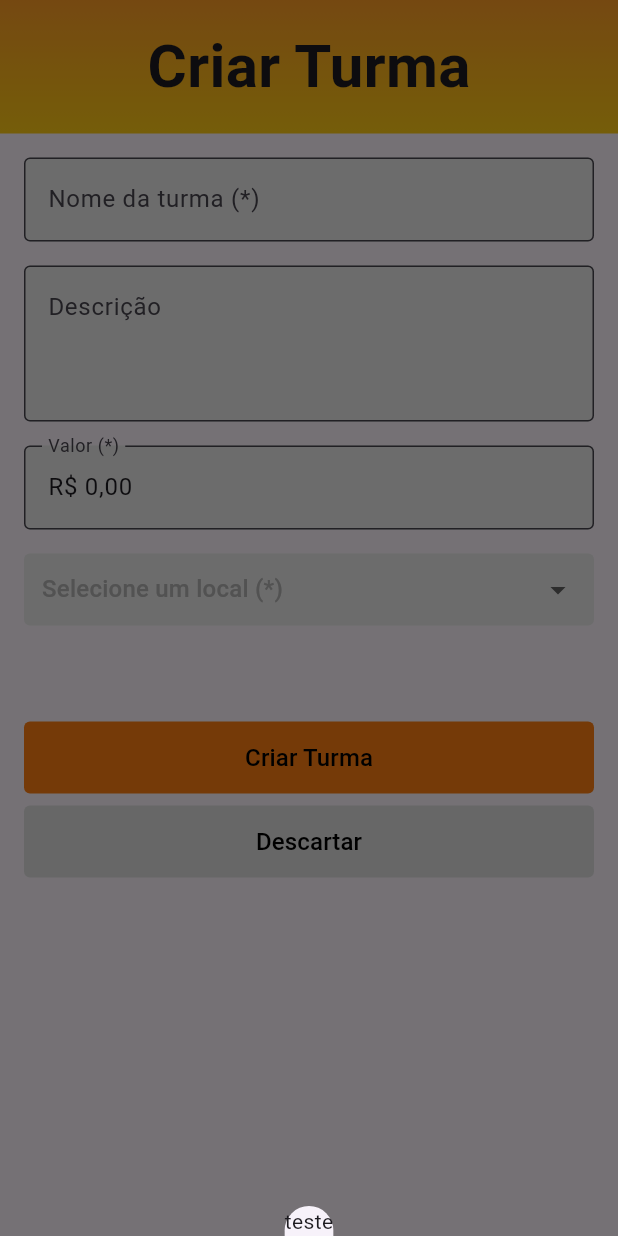
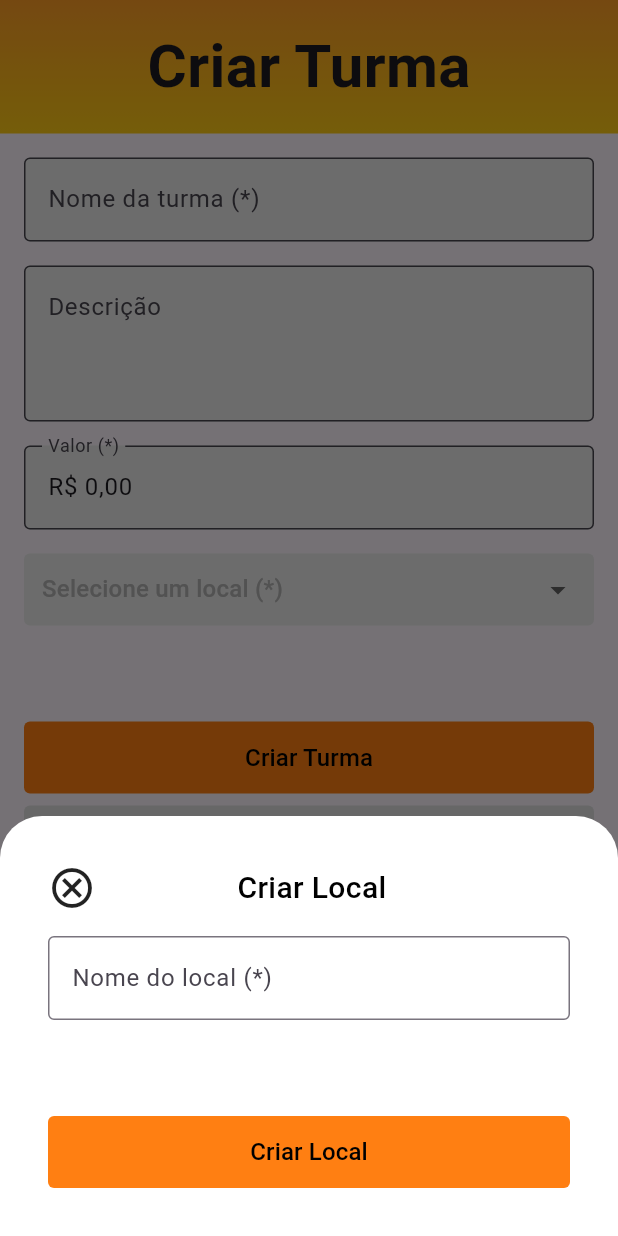
Before and after one commit to Gaudiot/ctcl_manager, a Flutter app: the screen it shows after launch, after a tap on "Criar Turma", on a phone screen of 412 x 824 dp. Run offline on Flutter 3.47's test engine with Material 3 defaults, Android fonts, the phone set to English and light mode, and no system bars.

Commit message:
create local bottomsheet

```diff
--- /dev/null
+++ b/lib/src/views/bottomsheets/create_local.bottomsheet.dart
@@ -0,0 +1,74 @@
+import "package:ctcl_manager/base/uicolors.dart";
+import "package:flutter/material.dart";
+
+class CreateLocalBottomSheet extends StatelessWidget {
+  final Function(String) onCreateLocal;
+
+  const CreateLocalBottomSheet({required this.onCreateLocal, super.key});
+
+  @override
+  Widget build(BuildContext context) {
+    return Padding(
+      padding: const EdgeInsets.all(32),
+      child: Column(
+        mainAxisSize: MainAxisSize.min,
+        children: [
+          Row(
+            children: [
+              GestureDetector(
+                onTap: () {
+                  Navigator.pop(context);
+                },
+                child: Icon(Icons.cancel_outlined, size: 32),
+              ),
+              SizedBox(width: 8),
+              Expanded(
+                child: Text(
+                  "Criar Local",
+                  style:
+                      Theme.of(context).appBarTheme.titleTextStyle ??
+                      TextStyle(
+                        fontSize: 20,
+                        fontWeight: FontWeight.w500,
+                        color: UIColors.primaryBlack,
+                      ),
+                  textAlign: TextAlign.center,
+                ),
+              ),
+              SizedBox(width: 36),
+            ],
+          ),
+          SizedBox(height: 16),
+          TextField(
+            decoration: InputDecoration(
+              labelText: "Nome do local (*)",
+              border: OutlineInputBorder(
+                borderRadius: BorderRadius.circular(4),
+              ),
+            ),
+          ),
+          SizedBox(height: 64),
+          Container(
+            width: double.infinity,
+            decoration: ShapeDecoration(
+              color: UIColors.primaryOrange,
+              shape: RoundedRectangleBorder(
+                borderRadius: BorderRadius.circular(4),
+              ),
+            ),
+            child: TextButton(
+              onPressed: () {
+                onCreateLocal("nome do local");
+                Navigator.pop(context);
+              },
+              child: Text(
+                "Criar Local",
+                style: TextStyle(fontSize: 16, color: UIColors.primaryBlack),
+              ),
+            ),
+          ),
+        ],
+      ),
+    );
+  }
+}
--- a/lib/src/views/create_class.view.dart
+++ b/lib/src/views/create_class.view.dart
@@ -1,10 +1,43 @@
 import "package:ctcl_manager/base/uicolors.dart";
+import "package:ctcl_manager/src/views/bottomsheets/create_local.bottomsheet.dart";
 import "package:flutter/material.dart";
 import "package:flutter/services.dart";
 import "package:intl/intl.dart";
 
-class CreateClassView extends StatelessWidget {
+class CreateClassView extends StatefulWidget {
   const CreateClassView({super.key});
+
+  @override
+  State<CreateClassView> createState() => _CreateClassViewState();
+}
+
+class _CreateClassViewState extends State<CreateClassView> {
+  String? _localId;
+  final List<DropdownMenuItem> _locals = [
+    DropdownMenuItem(value: "local1", child: Text("Local 1")),
+    DropdownMenuItem(value: "local2", child: Text("Local 2")),
+    DropdownMenuItem(value: "create", child: Text("Novo local")),
+  ];
+
+  void _setLocalId(String? id) {
+    setState(() {
+      _localId = id;
+    });
+  }
+
+  void _addLocal(String name) {
+    setState(() {
+      final newId = "${name}_${_locals.length + 1}";
+      _locals.add(
+        DropdownMenuItem(
+          value: newId,
+          child: Text("$name ${_locals.length + 1}"),
+        ),
+      );
+
+      _setLocalId(newId);
+    });
+  }
 
   @override
   Widget build(BuildContext context) {
@@ -57,18 +90,26 @@ class CreateClassView extends StatelessWidget {
                         style: TextStyle(color: UIColors.primaryGreyLight),
                       ),
                       isExpanded: true,
-                      items: [
-                        DropdownMenuItem(
-                          value: "local1",
-                          child: Text("Local 1"),
-                        ),
-                        DropdownMenuItem(
-                          value: "local2",
-                          child: Text("Local 2"),
-                        ),
-                      ],
+                      items: _locals,
+                      value: _localId,
                       onChanged: (value) {
-                        print(value);
+                        if (value == null) {
+                          return;
+                        }
+
+                        if (value == "create") {
+                          _setLocalId(null);
+                          showModalBottomSheet(
+                            context: context,
+                            builder: (context) => CreateLocalBottomSheet(
+                              onCreateLocal: (name) {
+                                _addLocal(name);
+                              },
+                            ),
+                          );
+                          return;
+                        }
+                        _setLocalId(value);
                       },
                     ),
                   ),
@@ -85,8 +126,14 @@ class CreateClassView extends StatelessWidget {
                   child: TextButton(
                     onPressed: () {
                       showModalBottomSheet(
+                        backgroundColor: UIColors.primaryWhite,
                         context: context,
-                        builder: (context) => Text("teste"),
+                        builder: (context) => CreateLocalBottomSheet(
+                          onCreateLocal: (name) {
+                            _addLocal(name);
+                            _setLocalId(name);
+                          },
+                        ),
                       );
                     },
                     child: Text(
```
Also changed, not shown: 1 other file.
